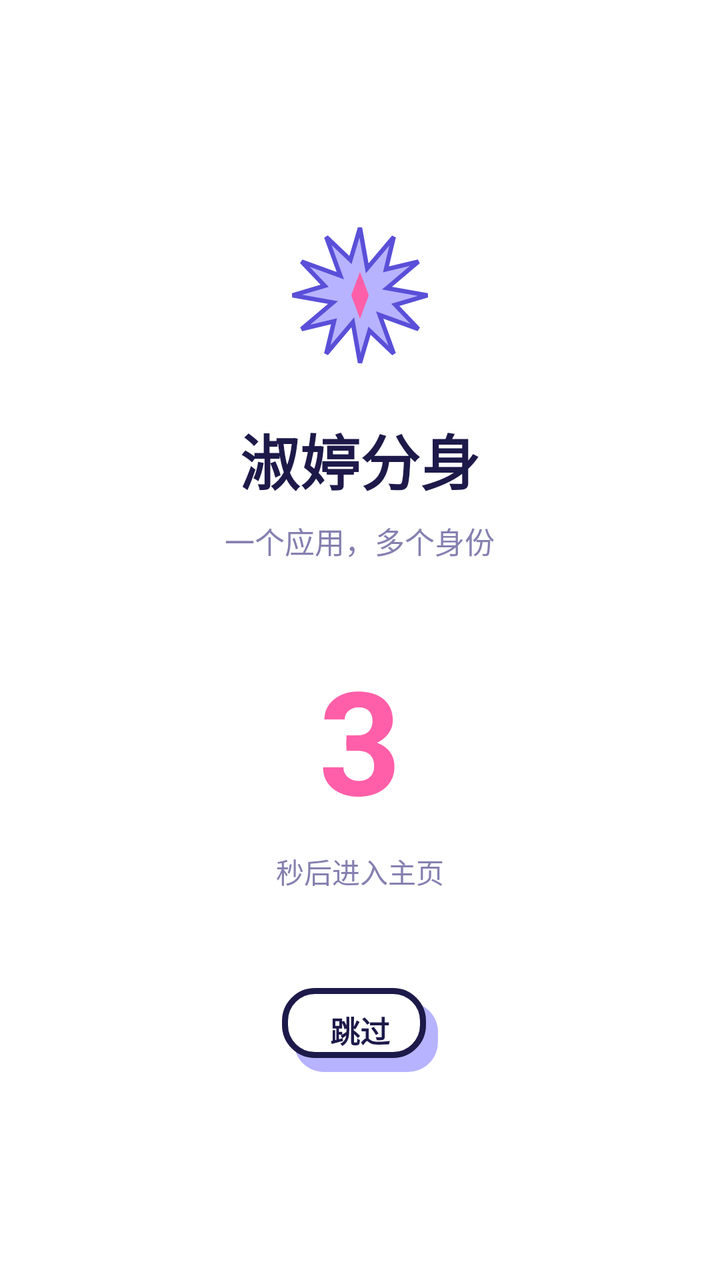
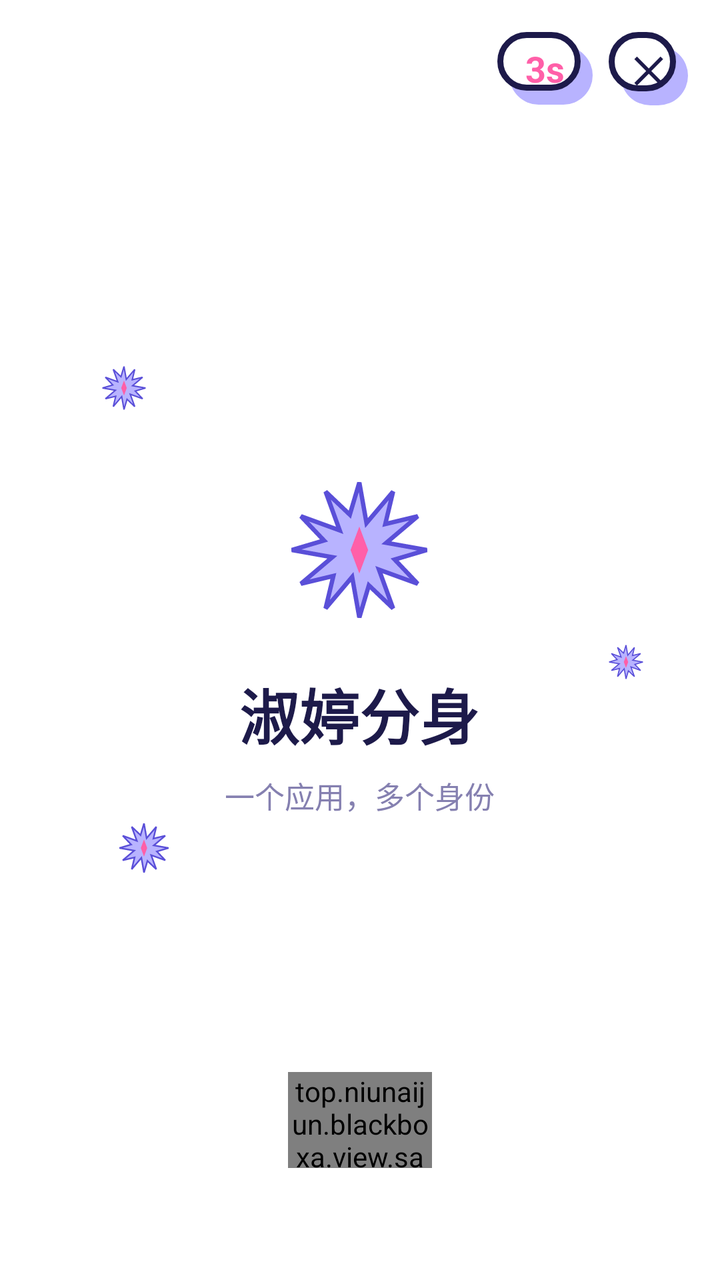

Screens rendered from an Android XML layout before and after an edit, with the pre-edit source and the edit as a unified diff.
<!-- AndroidManifest.xml: application theme Theme.BlackBox -->
<!-- res/layout/activity_splash.xml -->
<?xml version="1.0" encoding="utf-8"?>
<LinearLayout xmlns:android="http://schemas.android.com/apk/res/android"
    android:layout_width="match_parent"
    android:layout_height="match_parent"
    android:background="@color/background"
    android:gravity="center"
    android:orientation="vertical"
    android:padding="32dp">

    <ImageView
        android:layout_width="88dp"
        android:layout_height="88dp"
        android:layout_marginBottom="16dp"
        android:src="@drawable/ic_sakuga_burst" />

    <TextView
        android:layout_width="wrap_content"
        android:layout_height="wrap_content"
        android:text="淑婷分身"
        android:textColor="@color/primary_text"
        android:textSize="30sp"
        android:textStyle="bold" />

    <TextView
        android:layout_width="wrap_content"
        android:layout_height="wrap_content"
        android:layout_marginTop="8dp"
        android:layout_marginBottom="40dp"
        android:text="一个应用，多个身份"
        android:textColor="@color/secondary_text"
        android:textSize="15sp" />

    <TextView
        android:id="@+id/splash_countdown"
        android:layout_width="wrap_content"
        android:layout_height="wrap_content"
        android:text="3"
        android:textColor="@color/accent"
        android:textSize="72sp"
        android:textStyle="bold" />

    <TextView
        android:layout_width="wrap_content"
        android:layout_height="wrap_content"
        android:layout_marginTop="8dp"
        android:text="秒后进入主页"
        android:textColor="@color/secondary_text"
        android:textSize="14sp" />

    <TextView
        android:id="@+id/splash_skip"
        android:layout_width="wrap_content"
        android:layout_height="wrap_content"
        android:layout_marginTop="48dp"
        android:background="@drawable/bg_sakuga_card"
        android:paddingStart="24dp"
        android:paddingTop="10dp"
        android:paddingEnd="24dp"
        android:paddingBottom="10dp"
        android:text="跳过"
        android:textColor="@color/primary_text"
        android:textSize="15sp"
        android:textStyle="bold" />
</LinearLayout>
<!-- resources referenced by this layout -->
<resources>
  <color name="accent">#FF5FA8</color>
  <color name="background">#FFFFFF</color>
  <color name="primary_text">#1D1A4A</color>
  <color name="secondary_text">#8580B0</color>
  <!-- drawable bg_sakuga_card (drawable) -->
  <?xml version="1.0" encoding="utf-8"?>
  <layer-list xmlns:android="http://schemas.android.com/apk/res/android">
      <item
          android:left="6dp"
          android:top="7dp">
          <shape android:shape="rectangle">
              <solid android:color="@color/soft" />
              <corners android:radius="15dp" />
          </shape>
      </item>
      <item
          android:bottom="7dp"
          android:right="6dp">
          <shape android:shape="rectangle">
              <solid android:color="@color/paper" />
              <stroke
                  android:width="3dp"
                  android:color="@color/ink" />
              <corners android:radius="15dp" />
          </shape>
      </item>
  </layer-list>
  <!-- drawable ic_sakuga_burst (drawable) -->
  <?xml version="1.0" encoding="utf-8"?>
  <vector xmlns:android="http://schemas.android.com/apk/res/android"
      android:width="72dp"
      android:height="72dp"
      android:viewportWidth="120"
      android:viewportHeight="120">
      <path
          android:fillColor="@color/soft"
          android:strokeColor="@color/line"
          android:strokeWidth="3"
          android:pathData="M 60.0,14.0 L 64.9,41.6 L 83.0,20.2 L 77.7,42.3 L 99.8,37.0 L 78.4,55.1 L 106.0,60.0 L 84.1,66.5 L 99.8,83.0 L 73.4,73.4 L 83.0,99.8 L 66.5,84.1 L 60.0,106.0 L 55.1,78.4 L 37.0,99.8 L 42.3,77.7 L 20.2,83.0 L 41.6,64.9 L 14.0,60.0 L 35.9,53.5 L 20.2,37.0 L 46.6,46.6 L 37.0,20.2 L 53.5,35.9 Z" />
      <path
          android:fillColor="@color/accent"
          android:pathData="M 60,44 L 66,60 L 60,76 L 54,60 Z" />
  </vector>
  <color name="soft">#B8B3FF</color>
  <color name="paper">#FFFFFF</color>
  <color name="ink">#1D1A4A</color>
  <color name="line">#5A4FD8</color>
  <color name="brand">#8F8DF7</color>
  <color name="brand_dark">#5A4FD8</color>
  <color name="white">#FFFFFFFF</color>
  <color name="surface">#FFFFFF</color>
  <style name="SakugaPopupMenu" parent="Widget.AppCompat.PopupMenu">
          <item name="android:popupBackground">@drawable/bg_sakuga_card</item>
      </style>
  <color name="track">#C9CBE0</color>
  <!-- unchanged entries left out for length: 1 -->
</resources>

<!-- the commit's change to res/layout/activity_splash.xml (unified diff, before → after) -->
@@ -1,64 +1,144 @@
 <?xml version="1.0" encoding="utf-8"?>
-<LinearLayout xmlns:android="http://schemas.android.com/apk/res/android"
+<FrameLayout xmlns:android="http://schemas.android.com/apk/res/android"
     android:layout_width="match_parent"
     android:layout_height="match_parent"
-    android:background="@color/background"
-    android:gravity="center"
-    android:orientation="vertical"
-    android:padding="32dp">
+    android:background="@color/background">
+
+    
+    <ImageView
+        android:id="@+id/splash_star_1"
+        android:layout_width="28dp"
+        android:layout_height="28dp"
+        android:layout_gravity="top|start"
+        android:layout_marginStart="48dp"
+        android:layout_marginTop="180dp"
+        android:src="@drawable/ic_sakuga_burst" />
 
     <ImageView
-        android:layout_width="88dp"
-        android:layout_height="88dp"
-        android:layout_marginBottom="16dp"
+        android:id="@+id/splash_star_2"
+        android:layout_width="22dp"
+        android:layout_height="22dp"
+        android:layout_gravity="top|end"
+        android:layout_marginEnd="36dp"
+        android:layout_marginTop="320dp"
         android:src="@drawable/ic_sakuga_burst" />
 
-    <TextView
+    <ImageView
+        android:id="@+id/splash_star_3"
+        android:layout_width="32dp"
+        android:layout_height="32dp"
+        android:layout_gravity="bottom|start"
+        android:layout_marginStart="56dp"
+        android:layout_marginBottom="200dp"
+        android:src="@drawable/ic_sakuga_burst" />
+
+    
+    <LinearLayout
         android:layout_width="wrap_content"
         android:layout_height="wrap_content"
-        android:text="淑婷分身"
-        android:textColor="@color/primary_text"
-        android:textSize="30sp"
-        android:textStyle="bold" />
+        android:layout_gravity="center"
+        android:gravity="center_horizontal"
+        android:orientation="vertical">
 
-    <TextView
+        <ImageView
+            android:id="@+id/splash_burst"
+            android:layout_width="88dp"
+            android:layout_height="88dp"
+            android:layout_marginBottom="16dp"
+            android:src="@drawable/ic_sakuga_burst" />
+
+        <LinearLayout
+            android:id="@+id/splash_title_row"
+            android:layout_width="wrap_content"
+            android:layout_height="wrap_content"
+            android:orientation="horizontal">
+
+            <TextView
+                android:layout_width="wrap_content"
+                android:layout_height="wrap_content"
+                android:text="淑"
+                android:textColor="@color/primary_text"
+                android:textSize="30sp"
+                android:textStyle="bold" />
+
+            <TextView
+                android:layout_width="wrap_content"
+                android:layout_height="wrap_content"
+                android:text="婷"
+                android:textColor="@color/primary_text"
+                android:textSize="30sp"
+                android:textStyle="bold" />
+
+            <TextView
+                android:layout_width="wrap_content"
+                android:layout_height="wrap_content"
+                android:text="分"
+                android:textColor="@color/primary_text"
+                android:textSize="30sp"
+                android:textStyle="bold" />
+
+            <TextView
+                android:layout_width="wrap_content"
+                android:layout_height="wrap_content"
+                android:text="身"
+                android:textColor="@color/primary_text"
+                android:textSize="30sp"
+                android:textStyle="bold" />
+        </LinearLayout>
+
+        <TextView
+            android:layout_width="wrap_content"
+            android:layout_height="wrap_content"
+            android:layout_marginTop="8dp"
+            android:text="一个应用，多个身份"
+            android:textColor="@color/secondary_text"
+            android:textSize="15sp" />
+    </LinearLayout>
+
+    
+    <top.niunaijun.blackboxa.view.sakuga.SakugaCloudView
+        android:id="@+id/splash_cloud"
+        android:layout_width="72dp"
+        android:layout_height="48dp"
+        android:layout_gravity="bottom|center_horizontal"
+        android:layout_marginBottom="56dp" />
+
+    
+    <LinearLayout
         android:layout_width="wrap_content"
         android:layout_height="wrap_content"
-        android:layout_marginTop="8dp"
-        android:layout_marginBottom="40dp"
-        android:text="一个应用，多个身份"
-        android:textColor="@color/secondary_text"
-        android:textSize="15sp" />
+        android:layout_gravity="top|end"
+        android:layout_marginTop="16dp"
+        android:layout_marginEnd="16dp"
+        android:orientation="horizontal">
 
-    <TextView
-        android:id="@+id/splash_countdown"
-        android:layout_width="wrap_content"
-        android:layout_height="wrap_content"
-        android:text="3"
-        android:textColor="@color/accent"
-        android:textSize="72sp"
-        android:textStyle="bold" />
+        <TextView
+            android:id="@+id/splash_countdown"
+            android:layout_width="wrap_content"
+            android:layout_height="wrap_content"
+            android:background="@drawable/bg_sakuga_card"
+            android:paddingStart="14dp"
+            android:paddingTop="6dp"
+            android:paddingEnd="14dp"
+            android:paddingBottom="6dp"
+            android:text="3s"
+            android:textColor="@color/accent"
+            android:textSize="18sp"
+            android:textStyle="bold" />
 
-    <TextView
-        android:layout_width="wrap_content"
-        android:layout_height="wrap_content"
-        android:layout_marginTop="8dp"
-        android:text="秒后进入主页"
-        android:textColor="@color/secondary_text"
-        android:textSize="14sp" />
-
-    <TextView
-        android:id="@+id/splash_skip"
-        android:layout_width="wrap_content"
-        android:layout_height="wrap_content"
-        android:layout_marginTop="48dp"
-        android:background="@drawable/bg_sakuga_card"
-        android:paddingStart="24dp"
-        android:paddingTop="10dp"
-        android:paddingEnd="24dp"
-        android:paddingBottom="10dp"
-        android:text="跳过"
-        android:textColor="@color/primary_text"
-        android:textSize="15sp"
-        android:textStyle="bold" />
-</LinearLayout>
+        <TextView
+            android:id="@+id/splash_close"
+            android:layout_width="wrap_content"
+            android:layout_height="wrap_content"
+            android:layout_marginStart="8dp"
+            android:background="@drawable/bg_sakuga_card"
+            android:paddingStart="12dp"
+            android:paddingTop="6dp"
+            android:paddingEnd="12dp"
+            android:paddingBottom="6dp"
+            android:text="✕"
+            android:textColor="@color/primary_text"
+            android:textSize="18sp"
+            android:textStyle="bold" />
+    </LinearLayout>
+</FrameLayout>
